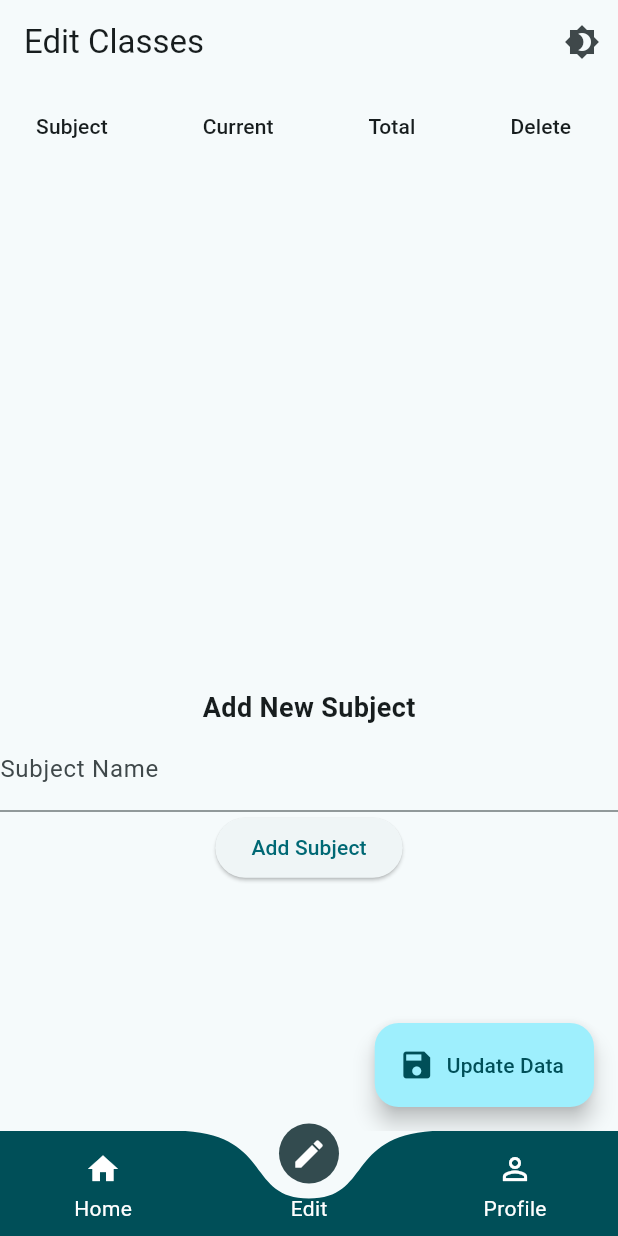
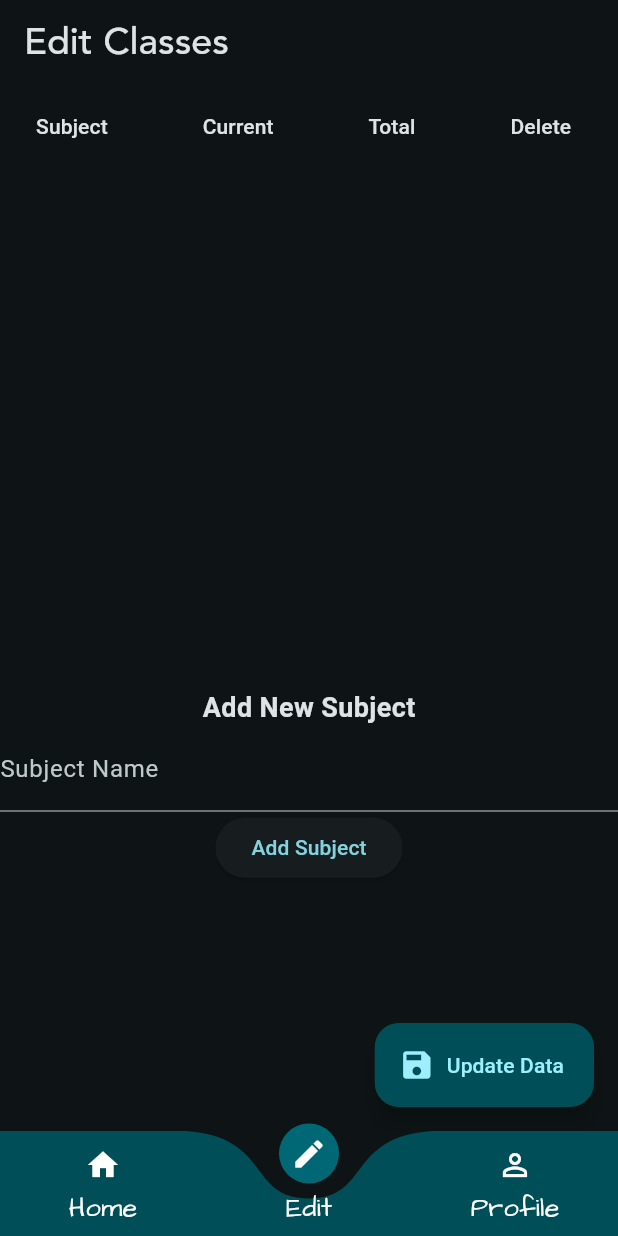
Before and after one commit to LemonDrop847/classcheckup, a Flutter app: the IndexPage screen opened directly with empty values, item 2 of the bottom bar chosen, on a phone screen of 412 x 824 dp. Run offline on Flutter 3.47's test engine with Material 2 defaults, Android fonts, the phone set to English and light mode, and no system bars; drawn by our look-alikes of curved_labeled_navigation_bar; our stand-ins replace cloud_firestore, firebase_auth, firebase_core, firebase_storage, google_sign_in, image_picker; missing offline and left inert: gauge_indicator; accounts and stored records are empty.

Commit message:
Themes Removed, Fonts Added

```diff
--- a/lib/components/gauge.dart
+++ b/lib/components/gauge.dart
@@ -9,7 +9,7 @@ class Gauge extends StatelessWidget {
   @override
   Widget build(BuildContext context) {
     Color gaugeColor =
-        value < 65 ? Colors.red : Color.fromARGB(255, 5, 226, 123);
+        value < 65 ? Colors.red : const Color.fromARGB(255, 5, 226, 123);
     return Card(
       shape: RoundedRectangleBorder(
         borderRadius: BorderRadius.circular(200),
@@ -44,6 +44,7 @@ class Gauge extends StatelessWidget {
                 value: value,
                 style: const TextStyle(
                   fontSize: 50,
+                  fontFamily: 'Fallscoming',
                 ),
               ),
               const Text(
--- a/lib/components/subcard.dart
+++ b/lib/components/subcard.dart
@@ -1,6 +1,5 @@
 import 'package:classcheckup/components/gauge.dart';
 import 'package:flutter/material.dart';
-
 import '../pages/subject.dart';
 
 class SubCard extends StatelessWidget {
@@ -45,8 +44,9 @@ class SubCard extends StatelessWidget {
               Text(
                 subname,
                 style: TextStyle(
-                  fontSize: 30,
-                  // fontFamily: 'Fallscoming',
+                  fontSize: 35,
+                  fontFamily: 'Architect',
+                  fontWeight: FontWeight.bold,
                   color: Theme.of(context).colorScheme.onSecondaryContainer,
                 ),
               ),
--- a/lib/components/switcher.dart
+++ /dev/null
@@ -1,37 +0,0 @@
-import 'package:flutter/material.dart';
-import 'theme.dart' as theme_mgr;
-
-class ThemeToggleButton extends StatefulWidget {
-  const ThemeToggleButton({Key? key});
-
-  @override
-  _ThemeToggleButtonState createState() => _ThemeToggleButtonState();
-}
-
-class _ThemeToggleButtonState extends State<ThemeToggleButton> {
-  bool isDarkTheme = theme_mgr.AppColors.isDarkTheme;
-
-  @override
-  Widget build(BuildContext context) {
-    return IconButton(
-      icon: const Icon(Icons.brightness_4),
-      onPressed: () {
-        setState(() {
-          isDarkTheme = !isDarkTheme;
-        });
-
-        theme_mgr.AppColors.saveThemePreference(isDarkTheme).then((_) {
-          theme_mgr.AppColors.loadThemeFromPrefs();
-          final scaffoldMessenger = ScaffoldMessenger.of(context);
-          scaffoldMessenger.showSnackBar(
-            SnackBar(
-              content: Text(isDarkTheme
-                  ? 'Switched to Dark Theme'
-                  : 'Switched to Light Theme'),
-            ),
-          );
-        });
-      },
-    );
-  }
-}
--- a/lib/components/theme.dart
+++ /dev/null
@@ -1,32 +0,0 @@
-import 'package:flutter/material.dart';
-import 'package:shared_preferences/shared_preferences.dart';
-
-class AppColors {
-  static ThemeData lightTheme = ThemeData(
-    colorScheme: ColorScheme.fromSeed(
-      seedColor: const Color(0xFF080808),
-      brightness: Brightness.light,
-    ),
-    useMaterial3: true,
-  );
-
-  static ThemeData darkTheme = ThemeData(
-    colorScheme: ColorScheme.fromSeed(
-      seedColor: const Color(0xFF080808),
-      brightness: Brightness.dark,
-    ),
-    useMaterial3: true,
-  );
-
-  static bool isDarkTheme = false;
-
-  static Future<void> loadThemeFromPrefs() async {
-    SharedPreferences prefs = await SharedPreferences.getInstance();
-    isDarkTheme = prefs.getBool('isDarkTheme') ?? false;
-  }
-
-  static Future<void> saveThemePreference(bool isDarkTheme) async {
-    SharedPreferences prefs = await SharedPreferences.getInstance();
-    await prefs.setBool('isDarkTheme', isDarkTheme);
-  }
-}
--- a/lib/index.dart
+++ b/lib/index.dart
@@ -1,4 +1,3 @@
-import 'package:classcheckup/components/switcher.dart';
 import 'package:classcheckup/pages/dashboard.dart';
 import 'package:curved_labeled_navigation_bar/curved_navigation_bar.dart';
 import 'package:curved_labeled_navigation_bar/curved_navigation_bar_item.dart';
@@ -29,24 +28,34 @@ class _IndexPageState extends State<IndexPage> {
     ];
   }
 
+  static const TextStyle style = TextStyle(
+    fontFamily: 'Architect',
+    fontSize: 18,
+    color: Colors.white,
+  );
+
   @override
   Widget build(BuildContext context) {
     return Scaffold(
       backgroundColor: Theme.of(context).scaffoldBackgroundColor,
       appBar: AppBar(
-        actions: const [ThemeToggleButton()],
-        title: Text(_selectedIndex == 0
-            ? 'Your Classes'
-            : _selectedIndex == 1
-                ? 'Edit Classes'
-                : 'Profile'),
+        title: Text(
+          _selectedIndex == 0
+              ? 'Your Classes'
+              : _selectedIndex == 1
+                  ? 'Edit Classes'
+                  : 'Profile',
+          style: const TextStyle(
+            fontFamily: 'Avenir',
+            fontSize: 25,
+          ),
+        ),
       ),
       body: _pages[_selectedIndex],
       bottomNavigationBar: CurvedNavigationBar(
-        buttonBackgroundColor:
-            Theme.of(context).colorScheme.onSecondaryContainer,
+        buttonBackgroundColor: Theme.of(context).colorScheme.inversePrimary,
         backgroundColor: Theme.of(context).colorScheme.background,
-        color: Theme.of(context).colorScheme.onPrimaryContainer,
+        color: Theme.of(context).colorScheme.primaryContainer,
         items: const [
           CurvedNavigationBarItem(
             child: Icon(
@@ -54,9 +63,7 @@ class _IndexPageState extends State<IndexPage> {
               color: Colors.white,
             ),
             label: 'Home',
-            labelStyle: TextStyle(
-              color: Colors.white,
-            ),
+            labelStyle: style,
           ),
           CurvedNavigationBarItem(
             child: Icon(
@@ -64,9 +71,7 @@ class _IndexPageState extends State<IndexPage> {
               color: Colors.white,
             ),
             label: 'Edit',
-            labelStyle: TextStyle(
-              color: Colors.white,
-            ),
+            labelStyle: style,
           ),
           CurvedNavigationBarItem(
             child: Icon(
@@ -74,9 +79,7 @@ class _IndexPageState extends State<IndexPage> {
               color: Colors.white,
             ),
             label: 'Profile',
-            labelStyle: TextStyle(
-              color: Colors.white,
-            ),
+            labelStyle: style,
           ),
         ],
         onTap: (index) {
```
Also changed, not shown: lib/main.dart (+7 -4 lines), lib/pages/subject.dart (+9 -3 lines), pubspec.yaml (+19 -4 lines), assets/fonts/Architect.ttf (added), assets/fonts/Avenir-Medium.ttf (added), assets/fonts/Cookie-Regular.ttf (added), assets/fonts/Fallscoming.ttf (added), assets/fonts/Itim-Regular.ttf (added), assets/fonts/Kareudon.otf (added), assets/fonts/Merriweather-Regular.ttf (added), assets/fonts/ProductSans-Regular.ttf (added), assets/fonts/Raleway-Regular.ttf (added), assets/fonts/Satisfy-Regular.ttf (added), assets/fonts/SourceSansPro-Regular.ttf (added).
